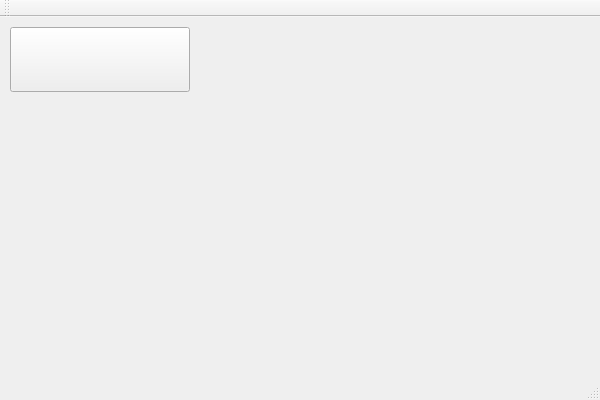
Above: ANAReservation/mainwindow.ui from jdabc0918/ANAReservation before the change. Below: the same form after it.
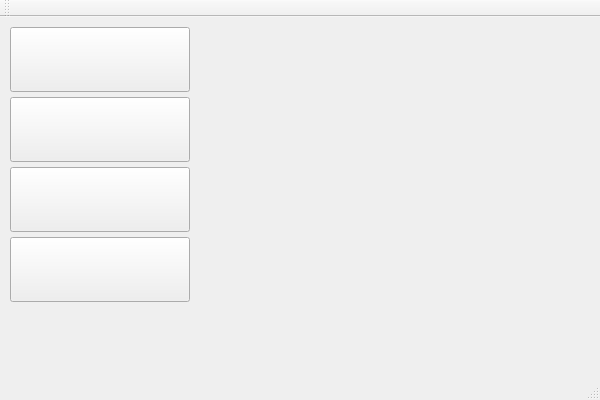
That is the form after the change. Icons and pictures are not drawn. Custom widgets are drawn as their Qt base class.

What changed in the file:
```diff
--- a/ANAReservation/mainwindow.ui
+++ b/ANAReservation/mainwindow.ui
@@ -26,9 +26,71 @@
     <property name="text">
      <string/>
     </property>
-    <property name="icon">
-     <iconset>
-      <normaloff>icon/bronze.png</normaloff>icon/bronze.png</iconset>
+    <property name="iconSize">
+     <size>
+      <width>180</width>
+      <height>65</height>
+     </size>
+    </property>
+    <property name="checkable">
+     <bool>true</bool>
+    </property>
+   </widget>
+   <widget class="myPushButton" name="SFCButton">
+    <property name="geometry">
+     <rect>
+      <x>10</x>
+      <y>80</y>
+      <width>180</width>
+      <height>65</height>
+     </rect>
+    </property>
+    <property name="text">
+     <string/>
+    </property>
+    <property name="iconSize">
+     <size>
+      <width>180</width>
+      <height>65</height>
+     </size>
+    </property>
+    <property name="checkable">
+     <bool>true</bool>
+    </property>
+   </widget>
+   <widget class="myPushButton" name="PlatinumButton">
+    <property name="geometry">
+     <rect>
+      <x>10</x>
+      <y>150</y>
+      <width>180</width>
+      <height>65</height>
+     </rect>
+    </property>
+    <property name="text">
+     <string/>
+    </property>
+    <property name="iconSize">
+     <size>
+      <width>180</width>
+      <height>65</height>
+     </size>
+    </property>
+    <property name="checkable">
+     <bool>true</bool>
+    </property>
+   </widget>
+   <widget class="myPushButton" name="DiamondButton">
+    <property name="geometry">
+     <rect>
+      <x>10</x>
+      <y>220</y>
+      <width>180</width>
+      <height>65</height>
+     </rect>
+    </property>
+    <property name="text">
+     <string/>
     </property>
     <property name="iconSize">
      <size>
@@ -62,6 +124,16 @@
   <widget class="QStatusBar" name="statusBar"/>
  </widget>
  <layoutdefault spacing="6" margin="11"/>
+ <customwidgets>
+  <customwidget>
+   <class>myPushButton</class>
+   <extends>QPushButton</extends>
+   <header>mypushbutton.h</header>
+   <slots>
+    <slot>sl_SwitchIcon(bool)</slot>
+   </slots>
+  </customwidget>
+ </customwidgets>
  <resources>
   <include location="mainwindow.qrc"/>
  </resources>
```
Left out of the diff: 4 changed lines with no effect on the pictures.
